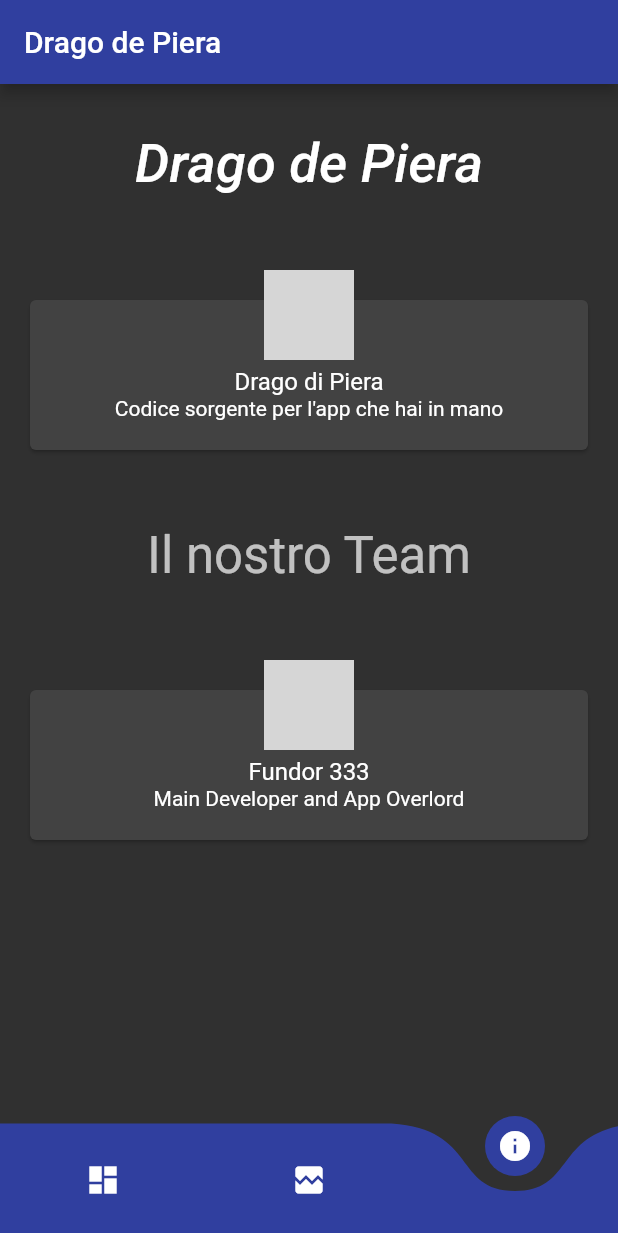
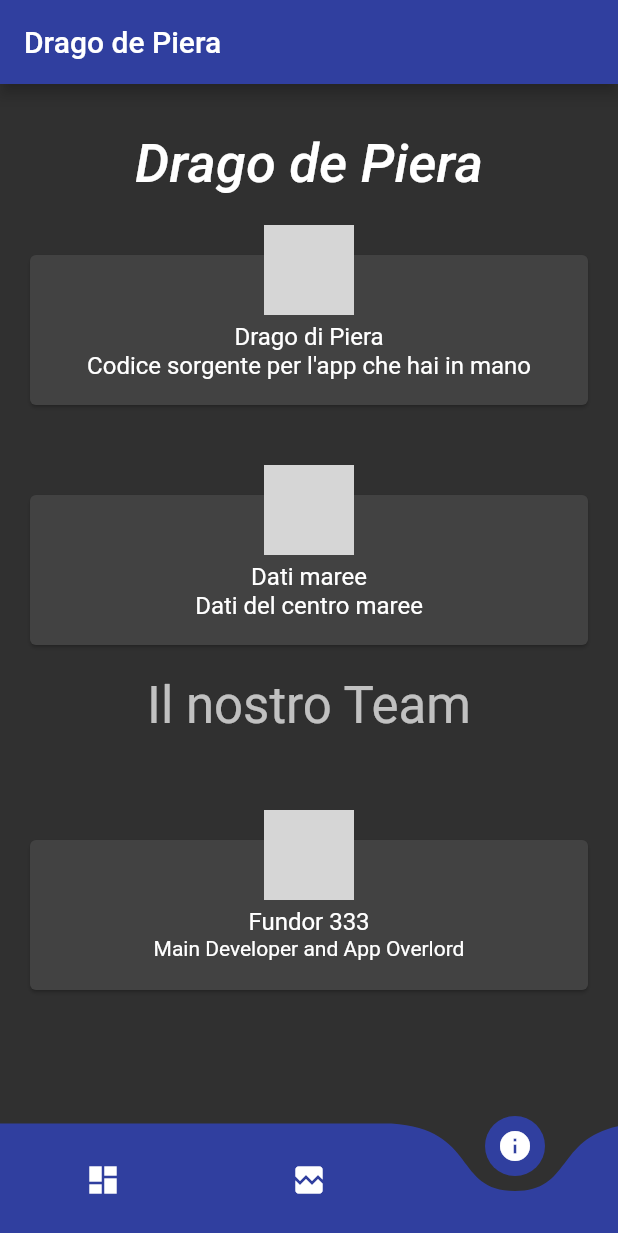
Before and after one commit to fundor333/DragodePiera, a Flutter app: the screen it shows after launch, item 3 of the bottom bar chosen, on a phone screen of 412 x 824 dp. Shown: the top 1233 px of the screen. Run offline on Flutter 3.47's test engine with Material 2 defaults, Android fonts, the phone set to English and light mode, and no system bars; drawn by our look-alikes of curved_navigation_bar; our stand-ins replace firebase_messaging; missing offline and left inert: xml2json; accounts and stored records are empty; network calls fail; Roboto replaces fonts that are missing (Hind, Montserrat); grey boxes are pictures that could not be loaded.

Commit message:
Fix opendata settings

```diff
--- a/lib/models/open_data.dart
+++ b/lib/models/open_data.dart
@@ -7,5 +7,7 @@ class OpenData{
   OpenData(this.url, this.title, this.text, this.img);
 }
 
-final sourcecode = OpenData("https://github.com/samarcandaproject/DragodePiera",
+final source_code = OpenData("https://github.com/samarcandaproject/DragodePiera",
     "Drago di Piera", "Codice sorgente per l'app che hai in mano", "https://avatars.githubusercontent.com/samarcandaproject");
+
+final centro_maree = OpenData("http://dati.venezia.it/?q=content/cpsm-dati-meteomarini-laguna-e-litorale-veneziano", "Dati maree", "Dati del centro maree", "https://intranet.comune.venezia.it/system/files/4/images/cittadive.png");
--- a/lib/ui/about_widget.dart
+++ b/lib/ui/about_widget.dart
@@ -23,7 +23,8 @@ class AboutWidget extends StatelessWidget {
       ),
     );
 
-    Widget projectGithub = ProjectCard(sourcecode);
+    Widget projectGithub = ProjectCard(source_code);
+    Widget centroMaree = ProjectCard(centro_maree);
 
 
     Widget titleDev = Container(
@@ -49,6 +50,7 @@ class AboutWidget extends StatelessWidget {
       children: [
         titleSection,
         projectGithub,
+        centroMaree,
         titleDev,
         devlist,
       ],
--- a/lib/ui/project_card.dart
+++ b/lib/ui/project_card.dart
@@ -12,9 +12,7 @@ class ProjectCard extends StatelessWidget {
 
   @override
   Widget build(BuildContext context) {
-    return Padding(
-      padding: const EdgeInsets.symmetric(vertical: 30.0),
-      child: Container(
+    return Container(
           child: GestureDetector(
         onTap: () => _launchURL(opendata.url),
         child: Padding(
@@ -34,7 +32,7 @@ class ProjectCard extends StatelessWidget {
                           Text(opendata.title,
                             style: Theme.of(context).textTheme.subhead,
                           ),
-                          Text(opendata.text)
+                          Text(opendata.text, style: Theme.of(context).textTheme.subhead,)
                         ],
                       ),
                     )),
@@ -54,8 +52,7 @@ class ProjectCard extends StatelessWidget {
             ],
           ),
         ),
-      )),
-    );
+      ));
   }
 
 
```
